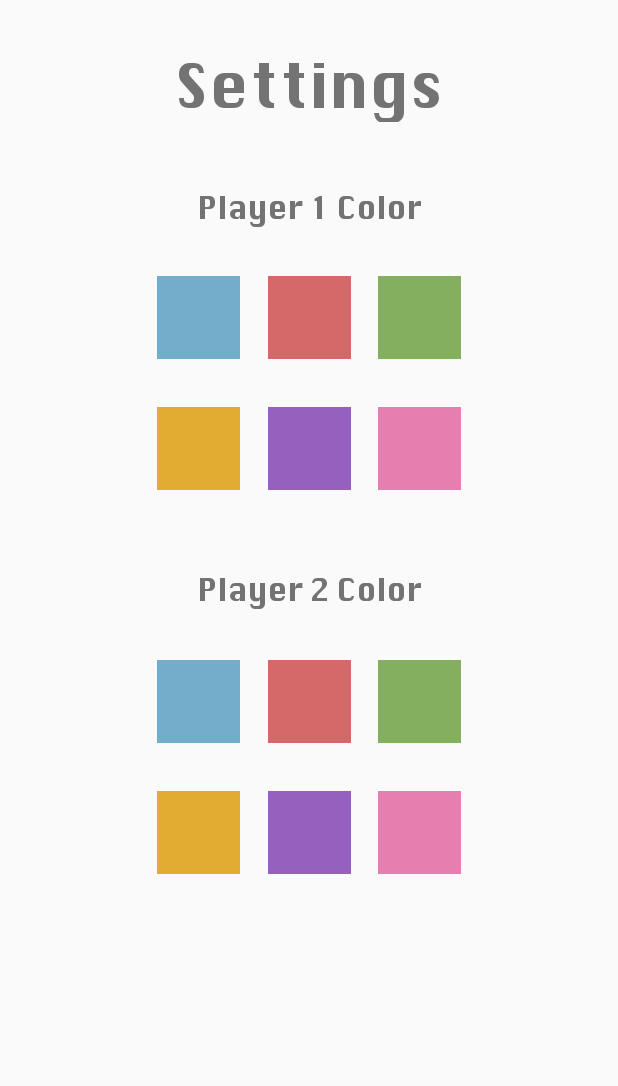
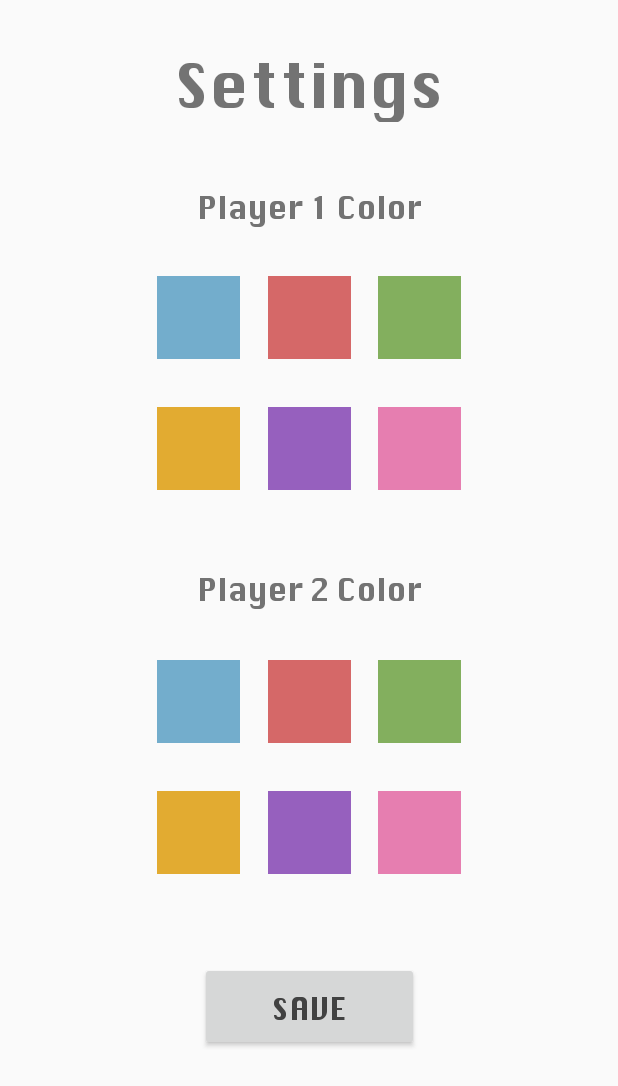
Before and after one commit to adawizi/DotsandBoxes-CMSC475, an Android app: the SettingsPage screen opened directly, with no data from a screen before it, on a phone screen of 412 x 824 dp. Shown: the top 1086 px of the screen. Run offline under Robolectric (Android 15) with nearby library versions, the light colour scheme and no system bars.

Commit message:
Added save button and fixed bug

```diff
--- a/DotsBoxes/app/src/main/java/com/example/dotsboxes/SettingsPage.java
+++ b/DotsBoxes/app/src/main/java/com/example/dotsboxes/SettingsPage.java
@@ -2,10 +2,12 @@ package com.example.dotsboxes;
 
 import androidx.appcompat.app.AppCompatActivity;
 
+import android.content.Intent;
 import android.content.SharedPreferences;
 import android.os.Bundle;
 import android.preference.PreferenceManager;
 import android.view.View;
+import android.widget.Button;
 import android.widget.ImageView;
 import android.widget.Toast;
 
@@ -134,6 +136,15 @@ public class SettingsPage extends AppCompatActivity {
             }
         });
 
+        Button save = findViewById(R.id.save);
+        save.setOnClickListener(new View.OnClickListener() {
+            @Override
+            public void onClick(View view) {
+                Intent intent = new Intent(SettingsPage.this, Home.class);
+                startActivity(intent);
+            }
+        });
+
 
     }
 
--- a/DotsBoxes/app/src/main/res/layout/activity_settings.xml
+++ b/DotsBoxes/app/src/main/res/layout/activity_settings.xml
@@ -194,5 +194,17 @@
         app:layout_constraintTop_toTopOf="parent"
         app:layout_constraintVertical_bias="0.686"
         app:srcCompat="@drawable/h_pink" />
+    <Button
+        android:id="@+id/save"
+        android:layout_width="146dp"
+        android:layout_height="59dp"
+        android:text="Save"
+        android:textColor="@color/cardview_dark_background"
+        android:textSize="20sp"
+        app:layout_constraintBottom_toBottomOf="parent"
+        app:layout_constraintEnd_toEndOf="parent"
+        app:layout_constraintStart_toStartOf="parent"
+        app:layout_constraintTop_toTopOf="parent"
+        app:layout_constraintVertical_bias="0.839" />
 
 </androidx.constraintlayout.widget.ConstraintLayout>
```
